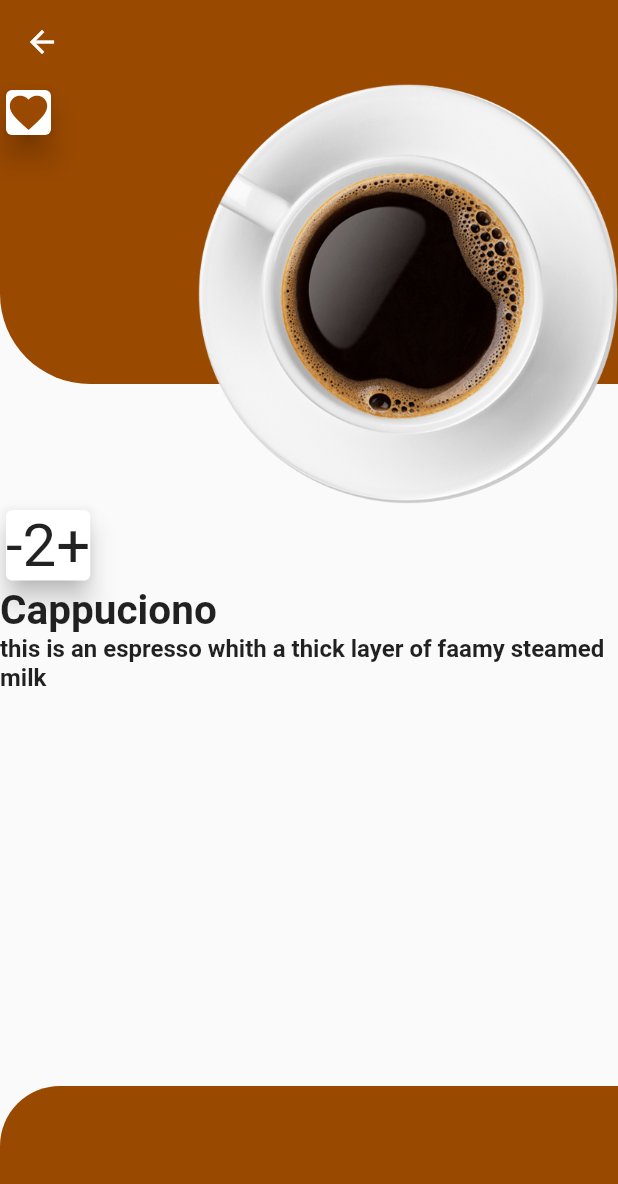
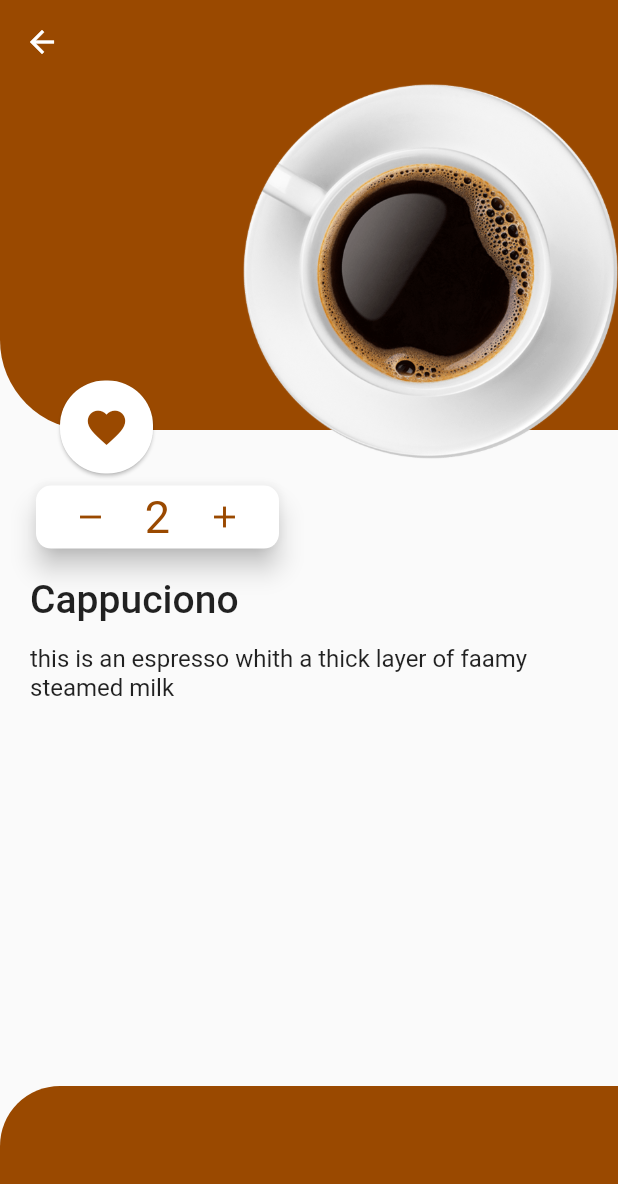
Before and after one commit to eliezerantonio/coffee, a Flutter app: the DetailCoffeeScreen screen opened directly with sample values from the repository, on a phone screen of 412 x 824 dp. Shown: the top 1184 px of the screen. Run offline on Flutter 3.47's test engine with Material 2 defaults, Android fonts, the phone set to English and light mode, and no system bars.

Commit message:
ajuste coracao

```diff
--- a/lib/screens/detail_coffe_screen.dart
+++ b/lib/screens/detail_coffe_screen.dart
@@ -11,6 +11,7 @@ class DetailCoffeeScreen extends StatelessWidget {
   Coffee coffee;
   @override
   Widget build(BuildContext context) {
+    final primaryColor = Theme.of(context).primaryColor;
     return Scaffold(
       appBar: AppBar(
         elevation: 0,
@@ -25,61 +26,74 @@ class DetailCoffeeScreen extends StatelessWidget {
                   alignment: Alignment.topRight,
                   child: Hero(
                     tag: coffee.id,
-                    child: ClipRect(
                     child: Image.asset(
                       coffee.imageUrl,
-                        width: 280,
+                      width: 250,
                       fit: BoxFit.fitWidth,
                     ),
                   ),
                 ),
-                ),
-                Align(
-                  alignment: Alignment.bottomLeft,
-                  child: Container(
-                    child: Card(
-                      elevation: 8,
-                      child: Container(
-                        child: IconFavorite(),
-                      ),
-                    ),
-                  ),
+                Container(
+                  height: MediaQuery.of(context).size.height * 0.32,
+                  child: Align(
+                      alignment: Alignment.bottomLeft, child: IconFavorite()),
                 )
               ],
             ),
-            Column(
+            Padding(
+              padding: const EdgeInsets.only(left: 20),
+              child: Column(
                 crossAxisAlignment: CrossAxisAlignment.start,
                 mainAxisAlignment: MainAxisAlignment.spaceEvenly,
                 children: [
-                Card(
+                  Container(
+                    width: 170,
+                    height: 50,
+                    decoration:
+                        BoxDecoration(borderRadius: BorderRadius.circular(30)),
+                    child: Card(
+                      shape: RoundedRectangleBorder(
+                          borderRadius: BorderRadius.circular(10)),
                       elevation: 7,
                       child: Row(
-                    mainAxisSize: MainAxisSize.min,
+                        mainAxisAlignment: MainAxisAlignment.spaceEvenly,
                         children: [
-                      Text(
-                        "-",
-                        style: TextStyle(fontSize: 40),
+                          IconButton(
+                            color: primaryColor,
+                            icon: Icon(
+                              Icons.remove,
+                            ),
+                            onPressed: () {},
                           ),
                           Text(
                             "2",
-                        style: TextStyle(fontSize: 40),
+                            style: TextStyle(fontSize: 30, color: primaryColor),
                           ),
-                      Text(
-                        "+",
-                        style: TextStyle(fontSize: 40),
+                          IconButton(
+                            color: primaryColor,
+                            icon: Icon(
+                              Icons.add,
+                            ),
+                            onPressed: () {},
                           ),
                         ],
                       ),
                     ),
+                  ),
+                  SizedBox(height: 15),
                   Text(
                     coffee.name,
-                  style: TextStyle(fontSize: 27, fontWeight: FontWeight.bold),
+                    style: TextStyle(fontSize: 26, fontWeight: FontWeight.w500),
                   ),
+                  SizedBox(height: 15),
                   Text(
                     coffee.description,
-                  style: TextStyle(fontSize: 16, fontWeight: FontWeight.bold),
+                    style: TextStyle(
+                      fontSize: 16,
+                    ),
                   ),
                 ],
+              ),
             ),
             Spacer(),
             Stack(
--- a/lib/widgets/background_top_widget.dart
+++ b/lib/widgets/background_top_widget.dart
@@ -7,9 +7,9 @@ class BackgroundTopWidget extends StatelessWidget {
       child: Stack(
         children: [
           Container(
-            height: 200,
+            height: MediaQuery.of(context).size.height * 0.28,
             decoration: BoxDecoration(
-              color: Color.fromRGBO(154, 73, 0, 1),
+              color: Theme.of(context).primaryColor,
               borderRadius: BorderRadius.only(
                 bottomLeft: Radius.circular(60),
               ),
--- a/lib/widgets/icon_favorite.dart
+++ b/lib/widgets/icon_favorite.dart
@@ -5,13 +5,23 @@ class IconFavorite extends StatelessWidget {
   double opacity;
   @override
   Widget build(BuildContext context) {
-    return Icon(Icons.favorite,
+    return Container(
+      height: 70,
+      width: 70,
+      margin: EdgeInsets.only(
+        left: 36,
+      ),
+      child: Card(
+        shape: RoundedRectangleBorder(borderRadius: BorderRadius.circular(30)),
+        child: Icon(Icons.favorite,
             size: 30,
             color: Color.fromRGBO(
               154,
               73,
               0,
               opacity,
-        ));
+            )),
+      ),
+    );
   }
 }
```
Lines whose indentation alone changed are shown as unchanged.
